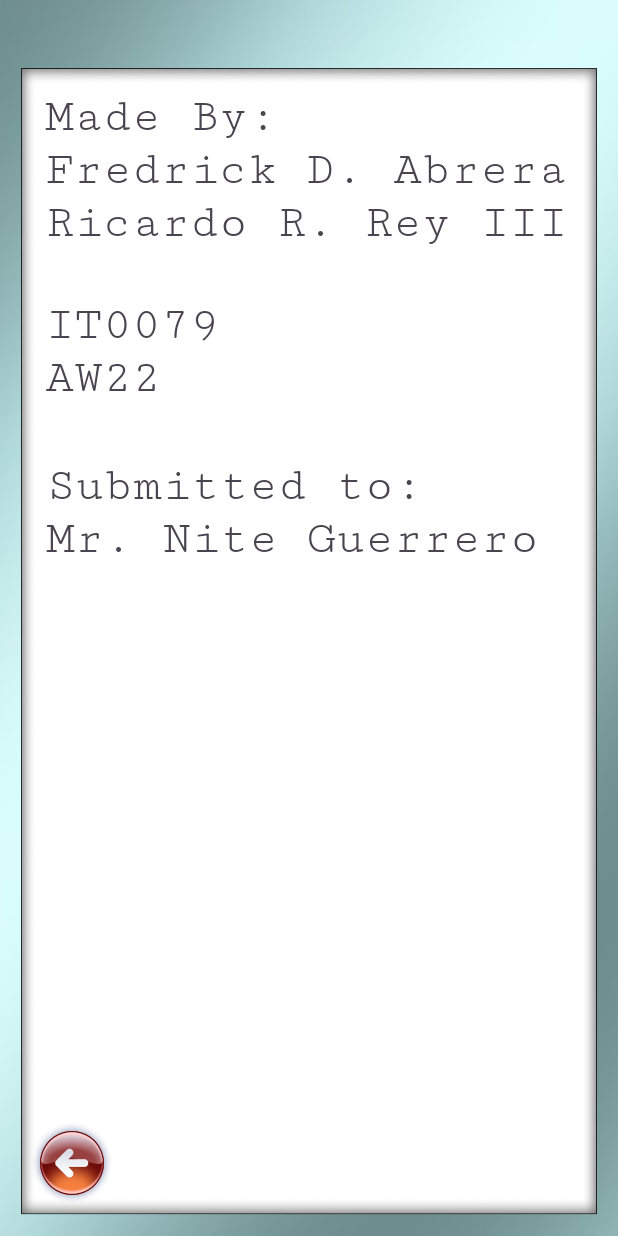
After one commit to hanyashi/REY_ABRERA-IT0079-ACTIVITY-4, an Android app: the AboutUs screen opened directly, with no data from a screen before it, on a phone screen of 412 x 824 dp. The commit adds this screen. Run offline under Robolectric (Android 15) with nearby library versions, the phone set to English and light mode, and no system bars.

Commit message:
made notepad button functional, and add text inside the notepad and back btn

```diff
--- a/app/src/main/AndroidManifest.xml
+++ b/app/src/main/AndroidManifest.xml
@@ -13,10 +13,12 @@
         android:theme="@style/Theme.Fredrick_abrera_Ricardo_rey_act3"
         tools:targetApi="31">
         <activity
+            android:name=".AboutUs"
+            android:exported="false" />
+        <activity
             android:name=".Menu"
             android:exported="false" />
-        <activity
-            android:name=".CalculatorActivity"/>
+        <activity android:name=".CalculatorActivity" />
         <activity
             android:name=".MainActivity"
             android:exported="true">
--- /dev/null
+++ b/app/src/main/java/com/example/fredrick_abrera_ricardo_rey_act3/AboutUs.kt
@@ -0,0 +1,23 @@
+package com.example.fredrick_abrera_ricardo_rey_act3
+
+import android.content.Intent
+import android.os.Bundle
+import android.widget.ImageButton
+import androidx.activity.enableEdgeToEdge
+import androidx.appcompat.app.AppCompatActivity
+import androidx.core.view.ViewCompat
+import androidx.core.view.WindowInsetsCompat
+
+class AboutUs : AppCompatActivity() {
+    override fun onCreate(savedInstanceState: Bundle?) {
+        super.onCreate(savedInstanceState)
+        setContentView(R.layout.activity_about_us)
+
+        val backBtn = findViewById<ImageButton>(R.id.backBtn)
+
+        backBtn.setOnClickListener{
+            val intent = Intent(this, Menu::class.java)
+            startActivity(intent)
+        }
+    }
+}
--- a/app/src/main/java/com/example/fredrick_abrera_ricardo_rey_act3/MainActivity.kt
+++ b/app/src/main/java/com/example/fredrick_abrera_ricardo_rey_act3/MainActivity.kt
@@ -19,7 +19,6 @@ class MainActivity : AppCompatActivity() {
 
         val usernameInput = findViewById<EditText>(R.id.usernameInput)
         val passwordInput = findViewById<EditText>(R.id.passwordInput)
-//        val cancelBtn = findViewById<ImageButton>(R.id.cancelBtn)
         val continueBtn = findViewById<ImageButton>(R.id.continueBtn)
 
         // login notification (toast)
@@ -38,10 +37,5 @@ class MainActivity : AppCompatActivity() {
                 toast.show()
             }
         }
-
-//        cancelBtn.setOnClickListener{
-//            usernameInput.setText("")
-//            passwordInput.setText("")
-//        }
     }
 }
--- a/app/src/main/java/com/example/fredrick_abrera_ricardo_rey_act3/Menu.kt
+++ b/app/src/main/java/com/example/fredrick_abrera_ricardo_rey_act3/Menu.kt
@@ -15,6 +15,7 @@ class Menu : AppCompatActivity() {
         setContentView(R.layout.activity_menu)
 
         val calculatorDesktopBtn = findViewById<ImageButton>(R.id.calculatorDesktopBtn)
+        val txtBtn = findViewById<ImageButton>(R.id.txtBtn)
         val backBtn = findViewById<ImageButton>(R.id.backBtn)
         val dateTextView = findViewById<TextView>(R.id.date_textview)
 
@@ -29,6 +30,11 @@ class Menu : AppCompatActivity() {
             startActivity(intent)
         }
 
+        txtBtn.setOnClickListener{
+            val intent = Intent(this, AboutUs::class.java)
+            startActivity(intent)
+        }
+
         backBtn.setOnClickListener{
             val intent = Intent(this, MainActivity::class.java)
             startActivity(intent)
--- /dev/null
+++ b/app/src/main/res/layout/activity_about_us.xml
@@ -0,0 +1,66 @@
+<?xml version="1.0" encoding="utf-8"?>
+<androidx.constraintlayout.widget.ConstraintLayout xmlns:android="http://schemas.android.com/apk/res/android"
+    xmlns:app="http://schemas.android.com/apk/res-auto"
+    xmlns:tools="http://schemas.android.com/tools"
+    android:id="@+id/main"
+    android:layout_width="match_parent"
+    android:layout_height="match_parent"
+    tools:context=".AboutUs"
+    android:background="@drawable/main_background3">
+
+    <TextView
+        android:id="@+id/names"
+        android:layout_width="wrap_content"
+        android:layout_height="wrap_content"
+        android:layout_marginStart="30dp"
+        android:layout_marginTop="60dp"
+        android:layout_marginEnd="31dp"
+        android:fontFamily="serif-monospace"
+        android:text="@string/names"
+        android:textSize="32sp"
+        app:layout_constraintEnd_toEndOf="parent"
+        app:layout_constraintHorizontal_bias="0.0"
+        app:layout_constraintStart_toStartOf="parent"
+        app:layout_constraintTop_toTopOf="parent" />
+
+    <TextView
+        android:id="@+id/section"
+        android:layout_width="wrap_content"
+        android:layout_height="wrap_content"
+        android:layout_marginTop="32dp"
+        android:fontFamily="serif-monospace"
+        android:text="@string/section"
+        android:textSize="32sp"
+        app:layout_constraintEnd_toEndOf="parent"
+        app:layout_constraintHorizontal_bias="0.102"
+        app:layout_constraintStart_toStartOf="parent"
+        app:layout_constraintTop_toBottomOf="@+id/names" />
+
+    <TextView
+        android:layout_width="wrap_content"
+        android:layout_height="wrap_content"
+        android:layout_marginTop="36dp"
+        android:fontFamily="serif-monospace"
+        android:text="@string/professor"
+        android:textSize="32sp"
+        app:layout_constraintEnd_toEndOf="parent"
+        app:layout_constraintHorizontal_bias="0.37"
+        app:layout_constraintStart_toStartOf="parent"
+        app:layout_constraintTop_toBottomOf="@+id/section" />
+
+    <ImageButton
+        android:id="@+id/backBtn"
+        android:layout_width="65dp"
+        android:layout_height="56dp"
+        android:background="@null"
+        android:contentDescription="@string/backbutton"
+        android:scaleType="fitCenter"
+        app:layout_constraintBottom_toBottomOf="parent"
+        app:layout_constraintEnd_toEndOf="parent"
+        app:layout_constraintHorizontal_bias="0.045"
+        app:layout_constraintStart_toStartOf="parent"
+        app:layout_constraintTop_toTopOf="parent"
+        app:layout_constraintVertical_bias="0.973"
+        app:srcCompat="@drawable/vista_back_btn" />
+
+</androidx.constraintlayout.widget.ConstraintLayout>
--- a/app/src/main/res/layout/activity_calculator.xml
+++ b/app/src/main/res/layout/activity_calculator.xml
@@ -285,7 +285,7 @@
         android:layout_width="65dp"
         android:layout_height="56dp"
         android:background="@null"
-        android:contentDescription="@string/continuebutton"
+        android:contentDescription="@string/backbutton"
         android:scaleType="fitCenter"
         app:layout_constraintBottom_toBottomOf="parent"
         app:layout_constraintEnd_toEndOf="parent"
--- a/app/src/main/res/layout/activity_menu.xml
+++ b/app/src/main/res/layout/activity_menu.xml
@@ -81,7 +81,7 @@
                 android:layout_width="65dp"
                 android:layout_height="56dp"
                 android:background="@null"
-                android:contentDescription="@string/continuebutton"
+                android:contentDescription="@string/backbutton"
                 android:scaleType="fitCenter"
                 app:srcCompat="@drawable/vista_back_btn" />
 
--- a/app/src/main/res/values/strings.xml
+++ b/app/src/main/res/values/strings.xml
@@ -30,4 +30,8 @@
     <string name="backspace">Backspace</string>
     <string name="calculatorbtn">calculatorBtn</string>
     <string name="sampledate">SampleDate</string>
+    <string name="names">Made By:\nFredrick D. Abrera\nRicardo R. Rey III</string>
+    <string name="section">IT0079\nAW22</string>
+    <string name="professor">Submitted to:\nMr. Nite Guerrero</string>
+    <string name="backbutton">backbutton</string>
 </resources>
```
Also changed, not shown: app/src/main/res/drawable/main_background3.png (added).
